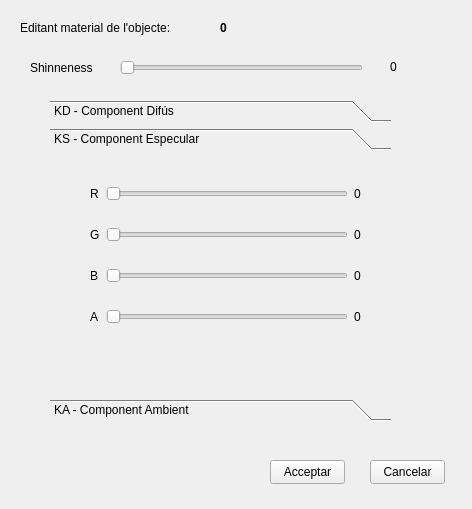
First picture: the form in app/dialegmaterials.ui, repository lipixx/vig1011, before the edit.
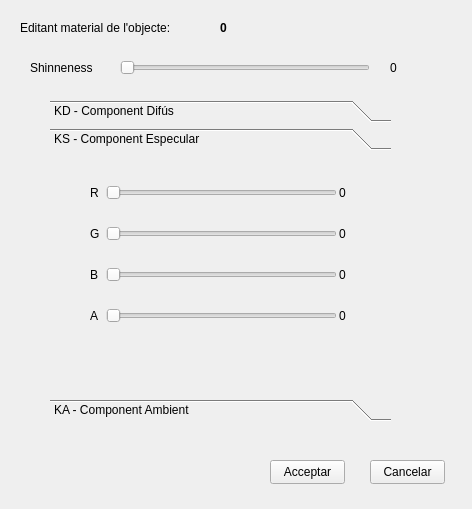
Second picture: the form after the edit. The open tabs and pages were chosen to show the change.

Commit message: +Lo dels sliders que es movien no estava bé. Ara si. +Arreglat bug de quan es tanca finestra sense haver obert mai dialegmaterials. Ara fa un if (!dm.isHidden()) dm.close(). Abans tancava sempre.

Patch:
```diff
--- a/app/dialegmaterials.ui
+++ b/app/dialegmaterials.ui
@@ -234,18 +234,18 @@
       <x>0</x>
       <y>0</y>
       <width>341</width>
-      <height>228</height>
+      <height>234</height>
      </rect>
     </property>
     <attribute name="label">
      <string>KS - Component Especular</string>
     </attribute>
-    <widget class="QWidget" name="layoutWidget">
+    <widget class="QWidget" name="">
      <property name="geometry">
       <rect>
        <x>40</x>
        <y>10</y>
-       <width>271</width>
+       <width>289</width>
        <height>181</height>
       </rect>
      </property>
@@ -259,6 +259,18 @@
       </item>
       <item row="0" column="1">
        <widget class="QSlider" name="rSlider_ks">
+        <property name="minimumSize">
+         <size>
+          <width>231</width>
+          <height>16</height>
+         </size>
+        </property>
+        <property name="maximumSize">
+         <size>
+          <width>231</width>
+          <height>16</height>
+         </size>
+        </property>
         <property name="maximum">
          <number>255</number>
         </property>
@@ -269,6 +281,18 @@
       </item>
       <item row="0" column="2">
        <widget class="QLabel" name="rlabel_ks">
+        <property name="minimumSize">
+         <size>
+          <width>40</width>
+          <height>16</height>
+         </size>
+        </property>
+        <property name="maximumSize">
+         <size>
+          <width>40</width>
+          <height>16</height>
+         </size>
+        </property>
         <property name="text">
          <string>0</string>
         </property>
@@ -283,6 +307,18 @@
       </item>
       <item row="1" column="1">
        <widget class="QSlider" name="gSlider_ks">
+        <property name="minimumSize">
+         <size>
+          <width>231</width>
+          <height>16</height>
+         </size>
+        </property>
+        <property name="maximumSize">
+         <size>
+          <width>231</width>
+          <height>16</height>
+         </size>
+        </property>
         <property name="maximum">
          <number>255</number>
         </property>
@@ -293,6 +329,18 @@
       </item>
       <item row="1" column="2">
        <widget class="QLabel" name="glabel_ks">
+        <property name="minimumSize">
+         <size>
+          <width>40</width>
+          <height>16</height>
+         </size>
+        </property>
+        <property name="maximumSize">
+         <size>
+          <width>40</width>
+          <height>16</height>
+         </size>
+        </property>
         <property name="text">
          <string>0</string>
         </property>
@@ -307,6 +355,24 @@
       </item>
       <item row="2" column="1">
        <widget class="QSlider" name="bSlider_ks">
+        <property name="sizePolicy">
+         <sizepolicy hsizetype="Expanding" vsizetype="Fixed">
+          <horstretch>231</horstretch>
+          <verstretch>0</verstretch>
+         </sizepolicy>
+        </property>
+        <property name="minimumSize">
+         <size>
+          <width>231</width>
+          <height>16</height>
+         </size>
+        </property>
+        <property name="maximumSize">
+         <size>
+          <width>231</width>
+          <height>16</height>
+         </size>
+        </property>
         <property name="maximum">
          <number>255</number>
         </property>
@@ -317,6 +383,18 @@
       </item>
       <item row="2" column="2">
        <widget class="QLabel" name="blabel_ks">
+        <property name="minimumSize">
+         <size>
+          <width>40</width>
+          <height>16</height>
+         </size>
+        </property>
+        <property name="maximumSize">
+         <size>
+          <width>40</width>
+          <height>16</height>
+         </size>
+        </property>
         <property name="text">
          <string>0</string>
         </property>
@@ -331,6 +409,18 @@
       </item>
       <item row="3" column="1">
        <widget class="QSlider" name="aSlider_ks">
+        <property name="minimumSize">
+         <size>
+          <width>231</width>
+          <height>16</height>
+         </size>
+        </property>
+        <property name="maximumSize">
+         <size>
+          <width>231</width>
+          <height>16</height>
+         </size>
+        </property>
         <property name="maximum">
          <number>100</number>
         </property>
@@ -341,6 +431,18 @@
       </item>
       <item row="3" column="2">
        <widget class="QLabel" name="alabel_ks">
+        <property name="minimumSize">
+         <size>
+          <width>40</width>
+          <height>16</height>
+         </size>
+        </property>
+        <property name="maximumSize">
+         <size>
+          <width>40</width>
+          <height>16</height>
+         </size>
+        </property>
         <property name="text">
          <string>0</string>
         </property>
@@ -476,10 +578,22 @@
     <rect>
      <x>120</x>
      <y>60</y>
-     <width>243</width>
-     <height>15</height>
+     <width>250</width>
+     <height>16</height>
     </rect>
    </property>
+   <property name="minimumSize">
+    <size>
+     <width>250</width>
+     <height>16</height>
+    </size>
+   </property>
+   <property name="maximumSize">
+    <size>
+     <width>250</width>
+     <height>16</height>
+    </size>
+   </property>
    <property name="maximum">
     <number>100</number>
    </property>
@@ -505,10 +619,22 @@
     <rect>
      <x>390</x>
      <y>60</y>
-     <width>46</width>
-     <height>13</height>
+     <width>40</width>
+     <height>16</height>
     </rect>
    </property>
+   <property name="minimumSize">
+    <size>
+     <width>40</width>
+     <height>16</height>
+    </size>
+   </property>
+   <property name="maximumSize">
+    <size>
+     <width>25</width>
+     <height>16</height>
+    </size>
+   </property>
    <property name="text">
     <string>0</string>
    </property>
```
Left out of the diff: 202 changed lines with no effect on the pictures. The commit also changes 1 other file.
